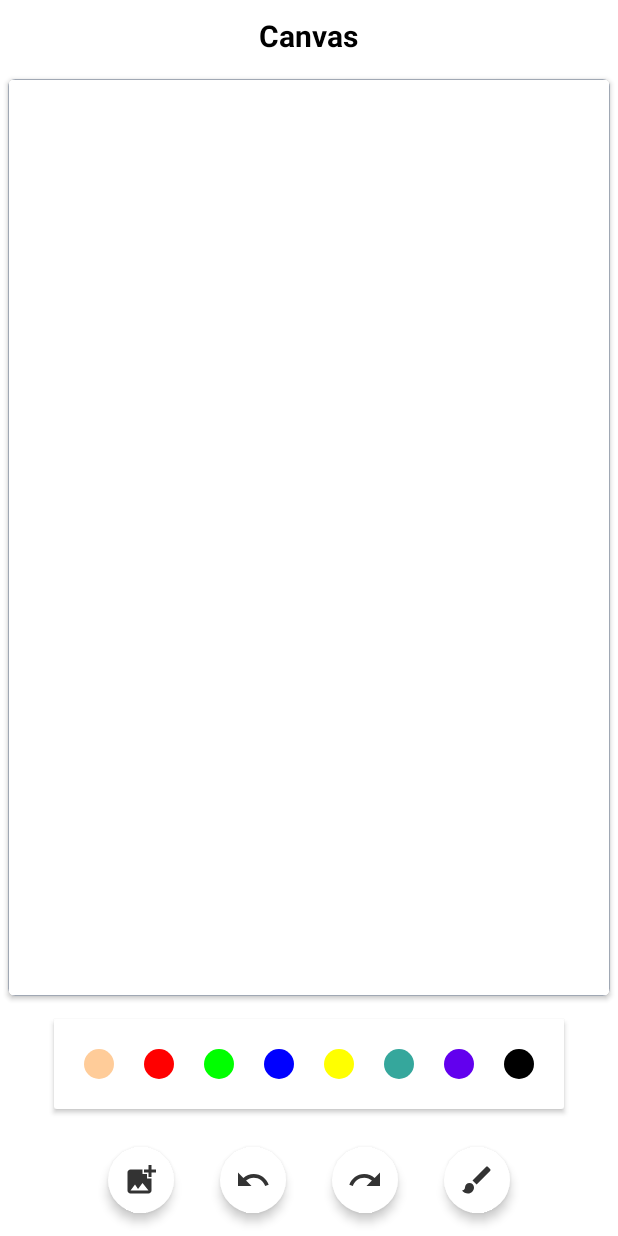
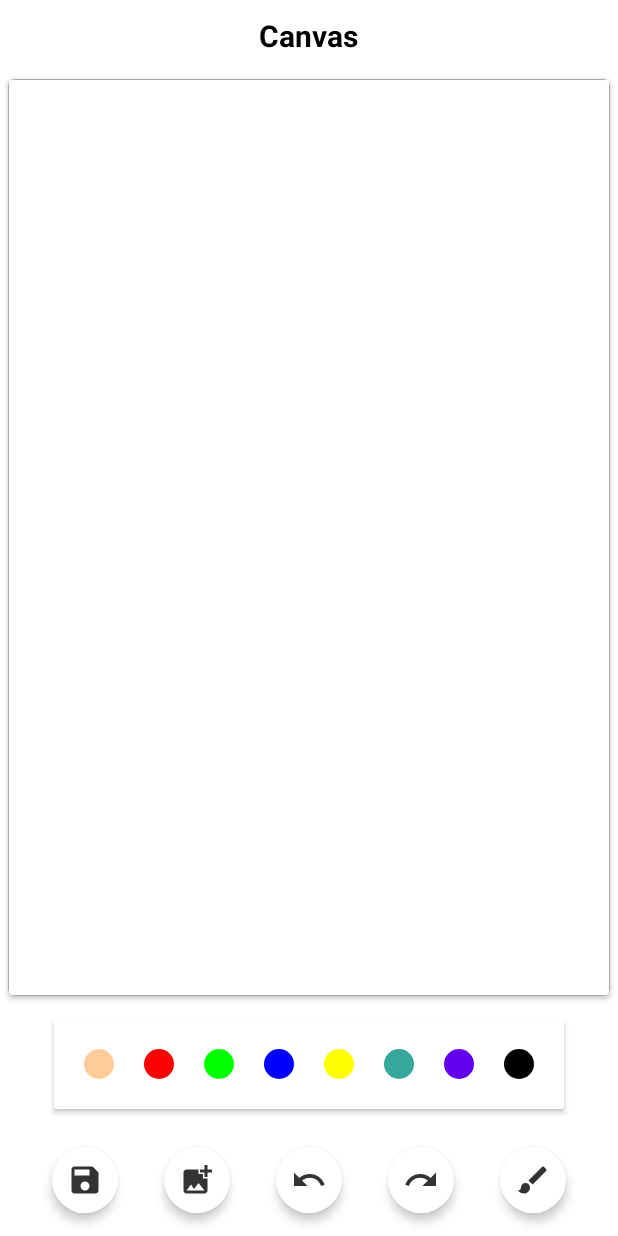
Before and after one commit to animsh/Canvas, an Android app: the screen it shows after launch (MainActivity), on a phone screen of 412 x 824 dp. Run offline under Robolectric (Android 15) with nearby library versions, the phone set to English and light mode, and no system bars.

```diff
--- /dev/null
+++ b/app/src/main/res/drawable-anydpi/ic_save.xml
@@ -0,0 +1,10 @@
+<vector xmlns:android="http://schemas.android.com/apk/res/android"
+    android:width="24dp"
+    android:height="24dp"
+    android:tint="#333333"
+    android:viewportWidth="24"
+    android:viewportHeight="24">
+    <path
+        android:fillColor="@android:color/white"
+        android:pathData="M17,3L5,3c-1.11,0 -2,0.9 -2,2v14c0,1.1 0.89,2 2,2h14c1.1,0 2,-0.9 2,-2L21,7l-4,-4zM12,19c-1.66,0 -3,-1.34 -3,-3s1.34,-3 3,-3 3,1.34 3,3 -1.34,3 -3,3zM15,9L5,9L5,5h10v4z" />
+</vector>
--- a/app/src/main/res/layout/activity_main.xml
+++ b/app/src/main/res/layout/activity_main.xml
@@ -32,6 +32,7 @@
         app:cardElevation="2dp">
 
         <FrameLayout
+            android:id="@+id/canvasContainer"
             android:layout_width="match_parent"
             android:layout_height="match_parent"
             android:background="@drawable/background_canvas">
@@ -163,6 +164,17 @@
         android:orientation="horizontal">
 
         <ImageButton
+            android:id="@+id/buttonSaveCanvas"
+            android:layout_width="wrap_content"
+            android:layout_height="wrap_content"
+            android:layout_margin="15dp"
+            android:background="@drawable/ic_color"
+            android:backgroundTint="@color/white"
+            android:elevation="4dp"
+            android:padding="10dp"
+            android:src="@drawable/ic_save" />
+
+        <ImageButton
             android:id="@+id/buttonAddImage"
             android:layout_width="wrap_content"
             android:layout_height="wrap_content"
```
Also changed, not shown: app/src/main/AndroidManifest.xml (+12 -0 lines), app/src/main/java/com/animsh/canvas/MainActivity.kt (+110 -0 lines), app/src/main/res/layout/dialog_custom_progress.xml (added, +32 -0 lines), app/src/main/res/xml/path.xml (added, +7 -0 lines), app/src/main/res/drawable-hdpi/ic_save.png (added), app/src/main/res/drawable-mdpi/ic_save.png (added), app/src/main/res/drawable-xhdpi/ic_save.png (added), app/src/main/res/drawable-xxhdpi/ic_save.png (added).
